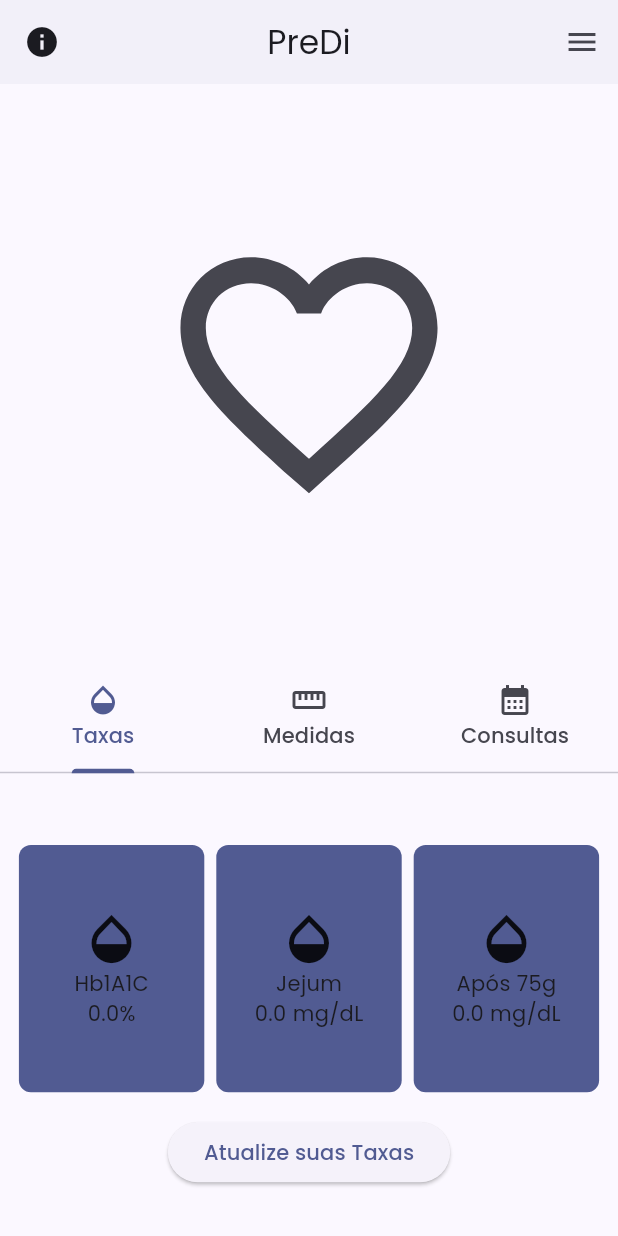
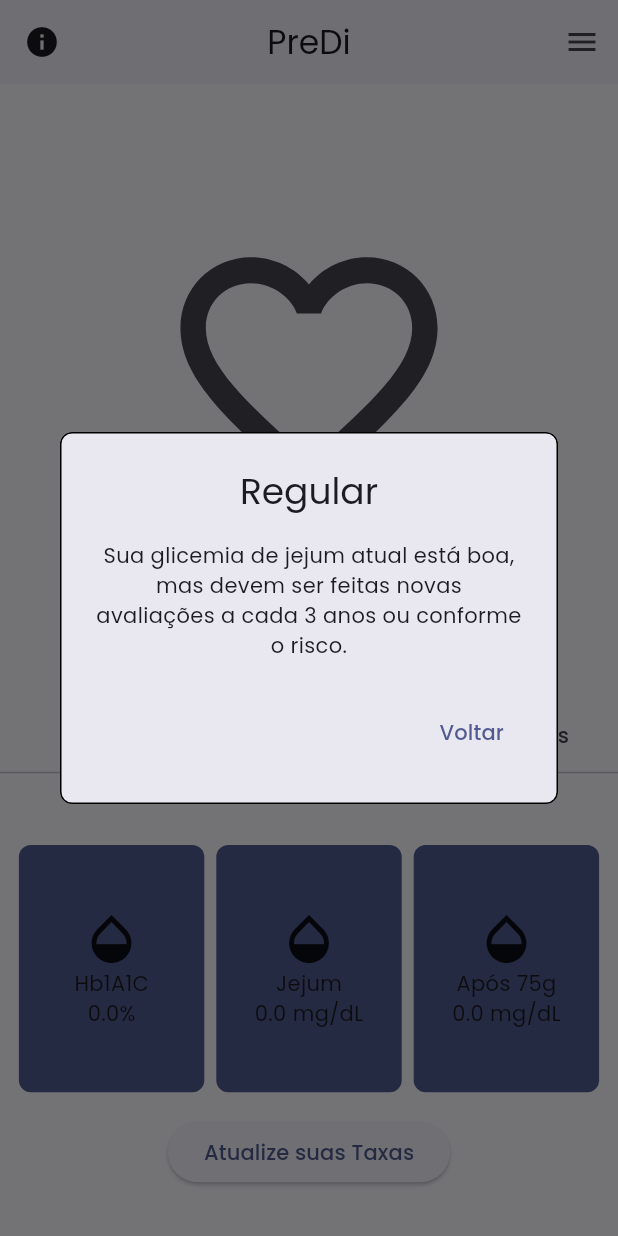
Before and after one commit to Jacques-Wolbeck/predi_v2, a Flutter app: the HomeScreen screen opened directly with empty values, after a tap on the "favorite outline" icon, on a phone screen of 412 x 824 dp. Run offline on Flutter 3.47's test engine with Material 2 defaults, Android fonts, the light colour scheme and no system bars; our stand-ins replace cloud_firestore, equatable, firebase_auth, firebase_core, firebase_crashlytics, flutter_bloc and 2 more; accounts and stored records are empty.

Commit message:
initial home screen has been implemented

```diff
--- a/lib/android/screens/home_screen.dart
+++ b/lib/android/screens/home_screen.dart
@@ -1,6 +1,8 @@
 import 'package:flutter/material.dart';
 import 'package:flutter_bloc/flutter_bloc.dart';
 import 'package:predi_v2/android/widgets/bottom_sheets/home_bottom_sheet.dart';
+import 'package:predi_v2/android/widgets/commons/alerts/simple_alert.dart';
+import 'package:predi_v2/android/widgets/commons/app_report_information.dart';
 import 'package:predi_v2/android/widgets/tabs/home_tab_content.dart';
 import 'package:predi_v2/shared/blocs/patient/patient_state.dart';
 import 'package:predi_v2/shared/models/patients/patient_model.dart';
@@ -28,8 +30,21 @@ class _HomeScreenState extends State<HomeScreen> {
           elevation: 1.0,
           centerTitle: true,
           title: const Text('PreDi'),
-          leading:
-              IconButton(icon: const Icon(Icons.info), onPressed: () => null),
+          leading: IconButton(
+              icon: const Icon(Icons.info),
+              onPressed: () {
+                showDialog(
+                    context: context,
+                    barrierDismissible: false,
+                    builder: (context) {
+                      return const SimpleAlert(
+                        title: 'Informativo',
+                        content:
+                            'Pressione o coração para obter um pré diagnóstico gerado a partir das suas taxas informadas.',
+                        button2Text: 'Voltar',
+                      );
+                    });
+              }),
           actions: [
             IconButton(
               onPressed: () => showModalBottomSheet(
@@ -73,10 +88,8 @@ class _HomeScreenState extends State<HomeScreen> {
         children: [
           Expanded(
             flex: 5,
-            child: IconButton(
-              onPressed: () => null,
-              icon: const Icon(Icons.favorite_border),
-              iconSize: MediaQuery.of(context).size.height * .25,
+            child: AppReportInformation(
+              patient: widget.patient,
             ),
           ),
           const PreferredSize(
--- a/lib/android/widgets/bottom_sheets/home_bottom_sheet.dart
+++ b/lib/android/widgets/bottom_sheets/home_bottom_sheet.dart
@@ -52,8 +52,8 @@ class HomeBottomSheet extends StatelessWidget {
                     barrierDismissible: false,
                     builder: (context) {
                       return SimpleAlert(
-                        titleText: 'Deseja realmente sair?',
-                        contentText: '',
+                        title: 'Deseja realmente sair?',
+                        content: '',
                         button1Text: 'Sim',
                         button2Text: 'Não',
                         onPressed: () {
--- a/lib/android/widgets/commons/alerts/simple_alert.dart
+++ b/lib/android/widgets/commons/alerts/simple_alert.dart
@@ -1,31 +1,31 @@
 import 'package:flutter/material.dart';
 
 class SimpleAlert extends StatelessWidget {
-  final String titleText;
-  final String contentText;
-  final String button1Text;
+  final String title;
+  final String content;
+  final String? button1Text;
   final String button2Text;
   final Function()? onPressed;
 
   const SimpleAlert({
     super.key,
-    required this.titleText,
-    required this.contentText,
-    required this.button1Text,
+    required this.title,
+    required this.content,
+    this.button1Text,
     required this.button2Text,
-    required this.onPressed,
+    this.onPressed,
   });
 
   @override
   Widget build(BuildContext context) {
     return AlertDialog(
       title: Text(
-        titleText,
+        title,
         textAlign: TextAlign.center,
         style: const TextStyle(),
       ),
       content: Text(
-        contentText,
+        content,
         textAlign: TextAlign.center,
         style: const TextStyle(),
       ),
@@ -34,13 +34,15 @@ class SimpleAlert extends StatelessWidget {
         borderRadius: BorderRadius.circular(8.0),
       ),
       actions: [
-        TextButton(
-          onPressed: onPressed,
-          child: Text(
-            button1Text,
-            style: const TextStyle(),
-          ),
-        ),
+        button1Text == null
+            ? const SizedBox.shrink()
+            : TextButton(
+                onPressed: onPressed,
+                child: Text(
+                  button1Text!,
+                  style: const TextStyle(),
+                ),
+              ),
         TextButton(
           onPressed: () => Navigator.pop(context),
           child: Text(
--- /dev/null
+++ b/lib/android/widgets/commons/app_report_information.dart
@@ -0,0 +1,53 @@
+import 'package:flutter/material.dart';
+import 'package:predi_v2/android/widgets/commons/alerts/simple_alert.dart';
+import 'package:predi_v2/shared/models/patients/enums/patient_status_enum.dart';
+import 'package:predi_v2/shared/models/patients/patient_model.dart';
+
+class AppReportInformation extends StatelessWidget {
+  final PatientModel patient;
+  const AppReportInformation({super.key, required this.patient});
+
+  @override
+  Widget build(BuildContext context) {
+    return IconButton(
+      icon: const Icon(Icons.favorite_border),
+      iconSize: MediaQuery.of(context).size.height * .25,
+      onPressed: () {
+        showDialog(
+            context: context,
+            barrierDismissible: false,
+            builder: (context) {
+              PatientStatusEnum patientEnum = _statusCalculation();
+              return SimpleAlert(
+                  title: patientEnum.status,
+                  content: patientEnum.content,
+                  button2Text: 'Voltar');
+            });
+      },
+    );
+  }
+
+  PatientStatusEnum _statusCalculation() {
+    if (patient.fastingGlucose != null &&
+        patient.glucose75g != null &&
+        patient.glycatedHemoglobin != null) {
+      if (patient.fastingGlucose! < 100.0) {
+        return PatientStatusEnum.goodFastingGlucose;
+      } else if (patient.fastingGlucose! >= 100.0 &&
+          patient.fastingGlucose! <= 125.0) {
+        if (patient.glucose75g! <= 199.0) {
+          if (patient.glycatedHemoglobin! < 5.7) {
+            return PatientStatusEnum.alteredFastingGlucose;
+          } else if (patient.glycatedHemoglobin! >= 5.7 &&
+              patient.glycatedHemoglobin! <= 6.4) {
+            return PatientStatusEnum.preDiabetes;
+          }
+          return PatientStatusEnum.diabetes;
+        }
+        return PatientStatusEnum.highGlucose75g;
+      }
+      return PatientStatusEnum.highFastingGlucose;
+    }
+    return PatientStatusEnum.noData;
+  }
+}
--- a/lib/android/widgets/tabs/home_tab_content.dart
+++ b/lib/android/widgets/tabs/home_tab_content.dart
@@ -29,8 +29,9 @@ class HomeTabContent extends StatelessWidget {
               )
             : Row(
                 children: [
-                  _content(context, Icons.straighten, DataTypeEnum.weight),
-                  _content(context, Icons.straighten, DataTypeEnum.bmi),
+                  _content(context, Icons.monitor_weight_outlined,
+                      DataTypeEnum.weight),
+                  _content(context, Icons.scale, DataTypeEnum.bmi),
                   _content(
                       context, Icons.straighten, DataTypeEnum.circumference)
                 ],
--- /dev/null
+++ b/lib/shared/models/patients/enums/patient_status_enum.dart
@@ -0,0 +1,21 @@
+enum PatientStatusEnum {
+  noData('Sem Dados',
+      "É necessário cadastrar todas as taxas, para que possamos realizar o diagnóstico, isso pode ser feito no botão abaixo 'Atualize suas taxas'"),
+  diabetes('Diabetes!',
+      'Há alto risco de diabetes, recomenda-se ir a um médico especialista para acompanhamento.'),
+  preDiabetes('Pré-Diabetes',
+      'Há um alto risco que você se encontre no quadro de pré-diabetes, recomenda-se ir ao médico.'),
+  highFastingGlucose('Situação de Risco!',
+      'Sua glicemia em jejum está muito alta, recomenda-se, nesse caso, que procure um médico assim que possível.'),
+  alteredFastingGlucose('Situação de Risco!',
+      'Seus dados indicam um quadro de glicemia de jejum alterada, recomenda-se, nesse caso, ir ao médico assim que possível.'),
+  highGlucose75g('Situação de Risco!',
+      'Sua glicemia 2 horas após sobrecarga com 75g de glicose está muito alta, você deve procurar um médico.'),
+  goodFastingGlucose('Regular',
+      'Sua glicemia de jejum atual está boa, mas devem ser feitas novas avaliações a cada 3 anos ou conforme o risco.');
+
+  final String status;
+  final String content;
+
+  const PatientStatusEnum(this.status, this.content);
+}
```
Also changed, not shown: assets/images/imc_icon.png (added).
